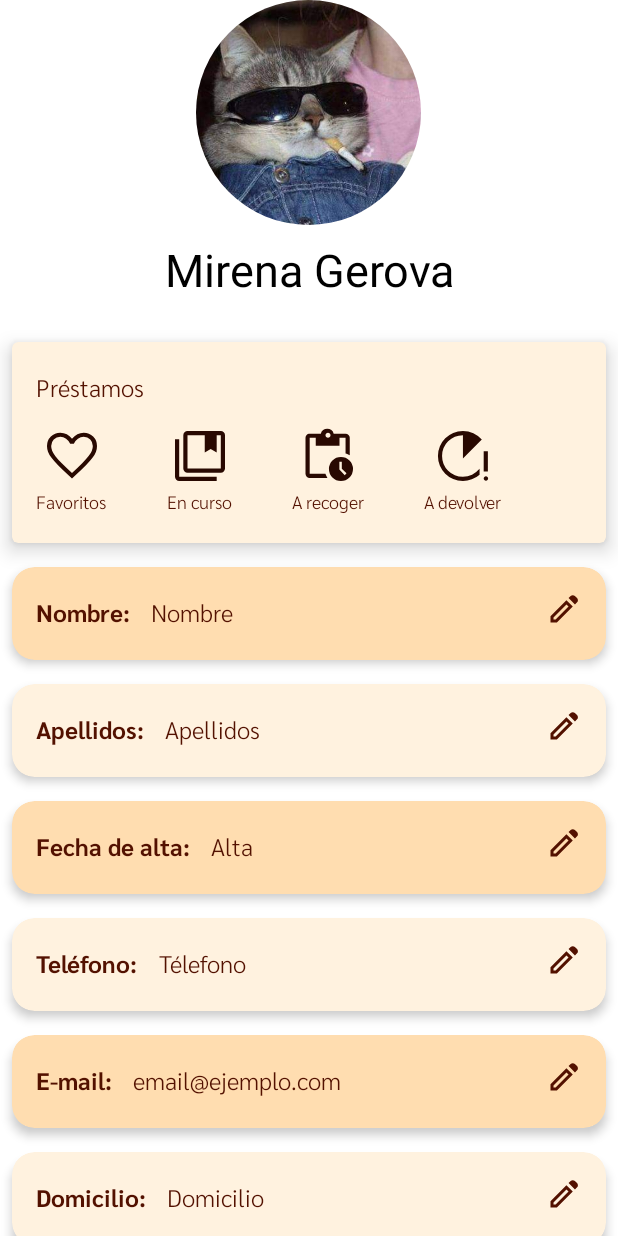
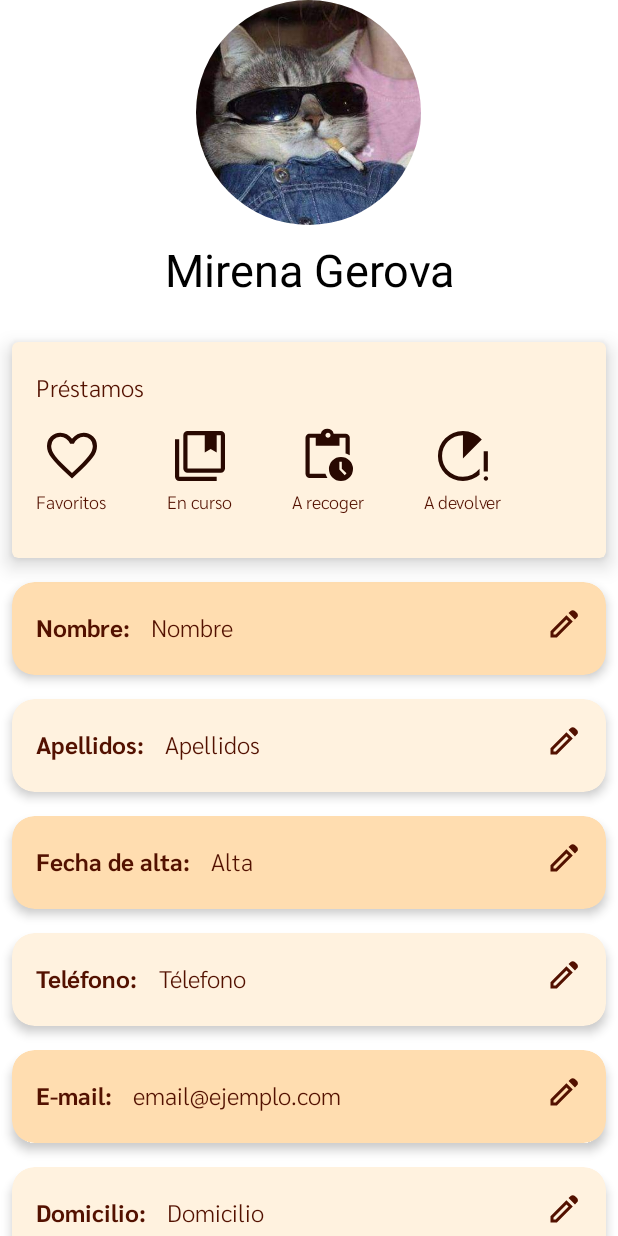
Before and after one commit to misge1/AppBibliotecas, an Android app: the screen it shows after launch (MainActivity), on a phone screen of 412 x 824 dp. Run offline under Robolectric (Android 15) with nearby library versions, the phone set to English and light mode, and no system bars; our stand-ins replace CircleImageView.

Commit message:
cambio de diseño

```diff
--- a/app/src/main/res/layout/activity_account.xml
+++ b/app/src/main/res/layout/activity_account.xml
@@ -104,7 +104,8 @@
                 android:layout_width="match_parent"
                 android:layout_height="wrap_content"
                 android:backgroundTint="@color/background_clear"
-                android:layout_marginTop="30dp">
+                android:layout_marginTop="30dp"
+                >
 
             <HorizontalScrollView
                 android:layout_width="match_parent"
@@ -120,7 +121,7 @@
                     android:layout_width="match_parent"
                     android:layout_height="wrap_content"
                     android:orientation="horizontal"
-
+                    android:paddingBottom="10dp"
 
                     android:fitsSystemWindows="true"
                     android:gravity="center"
```
